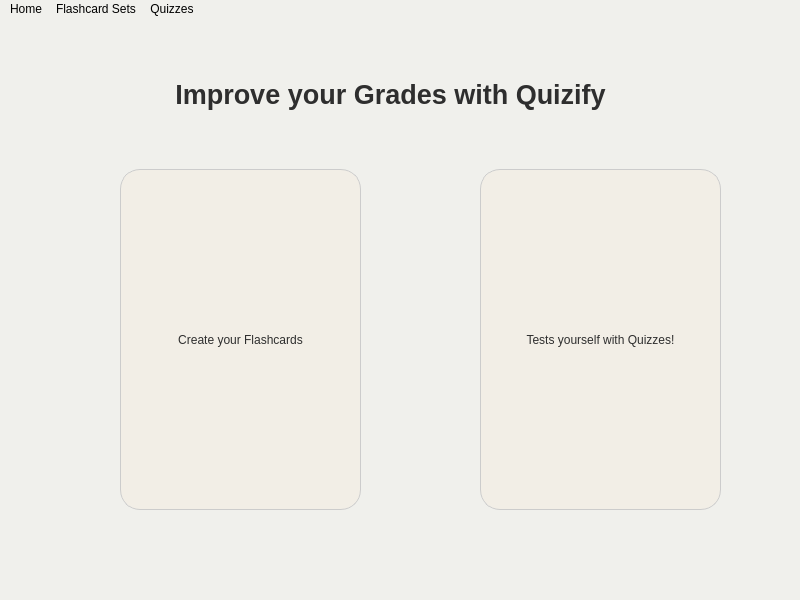
Before: the Qt Designer form ui/main_window.ui in sudo-sanoo/quizify_flashcard_quizzer, drawn with Qt 5.
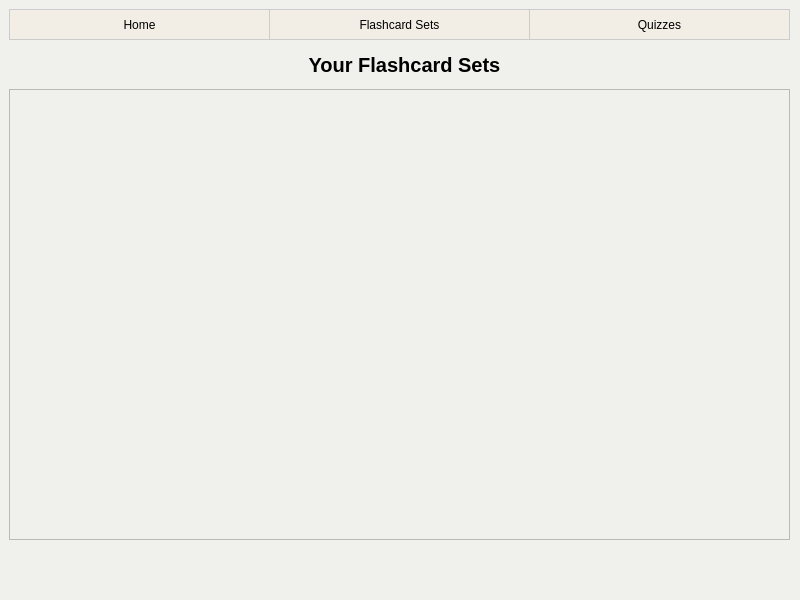
After: the same form once the commit is applied. The open tabs and pages were chosen to show the change.

Commit message: updated main_window, flashcard_window, quizzes_window

What changed in the file:
```diff
--- a/ui/main_window.ui
+++ b/ui/main_window.ui
@@ -20,13 +20,20 @@
    <enum>Qt::ToolButtonTextUnderIcon</enum>
   </property>
   <widget class="QWidget" name="centralwidget">
+   <layout class="QVBoxLayout" name="verticalLayout">
+    <item>
+     <widget class="QStackedWidget" name="stackedWidget">
+      <property name="currentIndex">
+       <number>0</number>
+      </property>
+      <widget class="QWidget" name="homepage">
    <widget class="QLabel" name="quizifyLabel">
     <property name="geometry">
      <rect>
-      <x>-10</x>
-      <y>60</y>
-      <width>801</width>
-      <height>41</height>
+          <x>0</x>
+          <y>50</y>
+          <width>782</width>
+          <height>36</height>
      </rect>
     </property>
     <property name="font">
@@ -39,7 +46,7 @@
      <bool>false</bool>
     </property>
     <property name="styleSheet">
-     <string notr="true">color: rgb(46, 46, 46);</string>
+         <string notr="true">color: #000;</string>
     </property>
     <property name="text">
      <string>Improve your Grades with Quizify</string>
@@ -51,13 +58,33 @@
      <set>Qt::AlignHCenter|Qt::AlignTop</set>
     </property>
    </widget>
+       <widget class="QPushButton" name="quizzesBtn">
+        <property name="geometry">
+         <rect>
+          <x>440</x>
+          <y>120</y>
+          <width>301</width>
+          <height>381</height>
+         </rect>
+        </property>
+        <property name="styleSheet">
+         <string notr="true">background-color: rgb(242, 238, 230);
+color: rgb(46, 46, 46);
+font: 600 11pt &quot;Segoe UI&quot;;
+border-radius: 20px;
+border: 1px solid rgb(204, 204, 204);</string>
+        </property>
+        <property name="text">
+         <string>Tests yourself with Quizzes!</string>
+        </property>
+       </widget>
    <widget class="QPushButton" name="flashcardSet">
     <property name="geometry">
      <rect>
-      <x>120</x>
-      <y>150</y>
-      <width>241</width>
-      <height>341</height>
+          <x>50</x>
+          <y>120</y>
+          <width>301</width>
+          <height>381</height>
      </rect>
     </property>
     <property name="layoutDirection">
@@ -72,16 +99,16 @@
 </string>
     </property>
     <property name="text">
-     <string>Create your Flashcards</string>
-    </property>
-   </widget>
-   <widget class="QPushButton" name="quizzesBtn">
+         <string>Create your Flashcards Sets</string>
+        </property>
+       </widget>
+       <widget class="QPushButton" name="homePage">
     <property name="geometry">
      <rect>
-      <x>480</x>
-      <y>150</y>
-      <width>241</width>
-      <height>341</height>
+          <x>0</x>
+          <y>0</y>
+          <width>261</width>
+          <height>31</height>
      </rect>
     </property>
     <property name="styleSheet">
@@ -92,9 +119,213 @@
 border: 1px solid rgb(204, 204, 204);</string>
     </property>
     <property name="text">
-     <string>Tests yourself with Quizzes!</string>
-    </property>
-   </widget>
+         <string>Home</string>
+        </property>
+       </widget>
+       <widget class="QPushButton" name="setPage">
+        <property name="geometry">
+         <rect>
+          <x>260</x>
+          <y>0</y>
+          <width>261</width>
+          <height>31</height>
+         </rect>
+        </property>
+        <property name="styleSheet">
+         <string notr="true">border: 1px solid rgb(204, 204, 204);
+background-color: rgb(242, 238, 230);
+color: #000;</string>
+        </property>
+        <property name="text">
+         <string>Flashcard Sets</string>
+        </property>
+       </widget>
+       <widget class="QPushButton" name="quizzesPage">
+        <property name="geometry">
+         <rect>
+          <x>520</x>
+          <y>0</y>
+          <width>261</width>
+          <height>31</height>
+         </rect>
+        </property>
+        <property name="styleSheet">
+         <string notr="true">border: 1px solid rgb(204, 204, 204);
+background-color: rgb(242, 238, 230);
+color: #000;</string>
+        </property>
+        <property name="text">
+         <string>Quizzes</string>
+        </property>
+       </widget>
+      </widget>
+      <widget class="QWidget" name="flashcardsets">
+       <widget class="QPushButton" name="homePage_2">
+        <property name="geometry">
+         <rect>
+          <x>0</x>
+          <y>0</y>
+          <width>261</width>
+          <height>31</height>
+         </rect>
+        </property>
+        <property name="styleSheet">
+         <string notr="true">border: 1px solid rgb(204, 204, 204);
+background-color: rgb(242, 238, 230);
+color: #000;</string>
+        </property>
+        <property name="text">
+         <string>Home</string>
+        </property>
+       </widget>
+       <widget class="QPushButton" name="setPage_2">
+        <property name="geometry">
+         <rect>
+          <x>260</x>
+          <y>0</y>
+          <width>261</width>
+          <height>31</height>
+         </rect>
+        </property>
+        <property name="styleSheet">
+         <string notr="true">border: 1px solid rgb(204, 204, 204);
+background-color: rgb(242, 238, 230);
+color: #000;</string>
+        </property>
+        <property name="text">
+         <string>Flashcard Sets</string>
+        </property>
+       </widget>
+       <widget class="QPushButton" name="quizzesPage_2">
+        <property name="geometry">
+         <rect>
+          <x>520</x>
+          <y>0</y>
+          <width>261</width>
+          <height>31</height>
+         </rect>
+        </property>
+        <property name="styleSheet">
+         <string notr="true">border: 1px solid rgb(204, 204, 204);
+background-color: rgb(242, 238, 230);
+color: #000;</string>
+        </property>
+        <property name="text">
+         <string>Quizzes</string>
+        </property>
+       </widget>
+       <widget class="QLabel" name="label">
+        <property name="geometry">
+         <rect>
+          <x>10</x>
+          <y>40</y>
+          <width>771</width>
+          <height>31</height>
+         </rect>
+        </property>
+        <property name="styleSheet">
+         <string notr="true">font-size: 20px;
+font-weight: 800;
+color: #000;</string>
+        </property>
+        <property name="text">
+         <string>Your Flashcard Sets</string>
+        </property>
+        <property name="alignment">
+         <set>Qt::AlignCenter</set>
+        </property>
+       </widget>
+       <widget class="QListWidget" name="listWidget">
+        <property name="geometry">
+         <rect>
+          <x>0</x>
+          <y>80</y>
+          <width>781</width>
+          <height>451</height>
+         </rect>
+        </property>
+       </widget>
+      </widget>
+      <widget class="QWidget" name="quizzespage">
+       <widget class="QPushButton" name="homePage_3">
+        <property name="geometry">
+         <rect>
+          <x>0</x>
+          <y>0</y>
+          <width>261</width>
+          <height>31</height>
+         </rect>
+        </property>
+        <property name="styleSheet">
+         <string notr="true">border: 1px solid rgb(204, 204, 204);
+background-color: rgb(242, 238, 230);
+color: #000;</string>
+        </property>
+        <property name="text">
+         <string>Home</string>
+        </property>
+       </widget>
+       <widget class="QPushButton" name="setPage_3">
+        <property name="geometry">
+         <rect>
+          <x>260</x>
+          <y>0</y>
+          <width>261</width>
+          <height>31</height>
+         </rect>
+        </property>
+        <property name="styleSheet">
+         <string notr="true">border: 1px solid rgb(204, 204, 204);
+background-color: rgb(242, 238, 230);
+color: #000;</string>
+        </property>
+        <property name="text">
+         <string>Flashcard Sets</string>
+        </property>
+       </widget>
+       <widget class="QPushButton" name="quizzesPage_3">
+        <property name="geometry">
+         <rect>
+          <x>520</x>
+          <y>0</y>
+          <width>261</width>
+          <height>31</height>
+         </rect>
+        </property>
+        <property name="styleSheet">
+         <string notr="true">border: 1px solid rgb(204, 204, 204);
+background-color: rgb(242, 238, 230);
+color: #000;</string>
+        </property>
+        <property name="text">
+         <string>Quizzes</string>
+        </property>
+       </widget>
+       <widget class="QLabel" name="label_2">
+        <property name="geometry">
+         <rect>
+          <x>0</x>
+          <y>40</y>
+          <width>771</width>
+          <height>31</height>
+         </rect>
+        </property>
+        <property name="styleSheet">
+         <string notr="true">font-size: 20px;
+font-weight: 800;
+color: #000;</string>
+        </property>
+        <property name="text">
+         <string>Your Quizzes</string>
+        </property>
+        <property name="alignment">
+         <set>Qt::AlignCenter</set>
+        </property>
+       </widget>
+      </widget>
+     </widget>
+    </item>
+   </layout>
   </widget>
   <widget class="QMenuBar" name="menubar">
    <property name="geometry">
@@ -105,24 +336,6 @@
      <height>22</height>
     </rect>
    </property>
-   <widget class="QMenu" name="menuHome">
-    <property name="title">
-     <string>Home</string>
-    </property>
-   </widget>
-   <widget class="QMenu" name="menuFlashcard_Sets">
-    <property name="title">
-     <string>Flashcard Sets</string>
-    </property>
-   </widget>
-   <widget class="QMenu" name="menuQuizzes">
-    <property name="title">
-     <string>Quizzes</string>
-    </property>
-   </widget>
-   <addaction name="menuHome"/>
-   <addaction name="menuFlashcard_Sets"/>
-   <addaction name="menuQuizzes"/>
   </widget>
   <widget class="QStatusBar" name="statusbar"/>
  </widget>
```
Left out of the diff: 8 changed lines with no effect on the pictures. Lines whose indentation alone changed are shown as unchanged. The commit also changes 2 other files.
